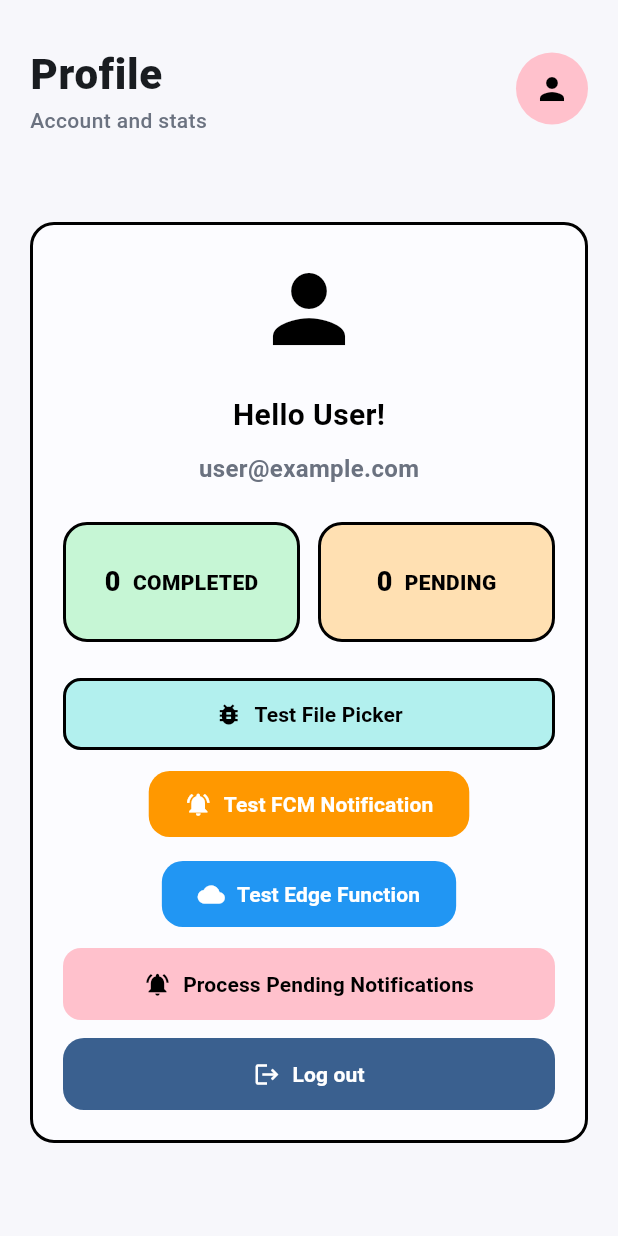
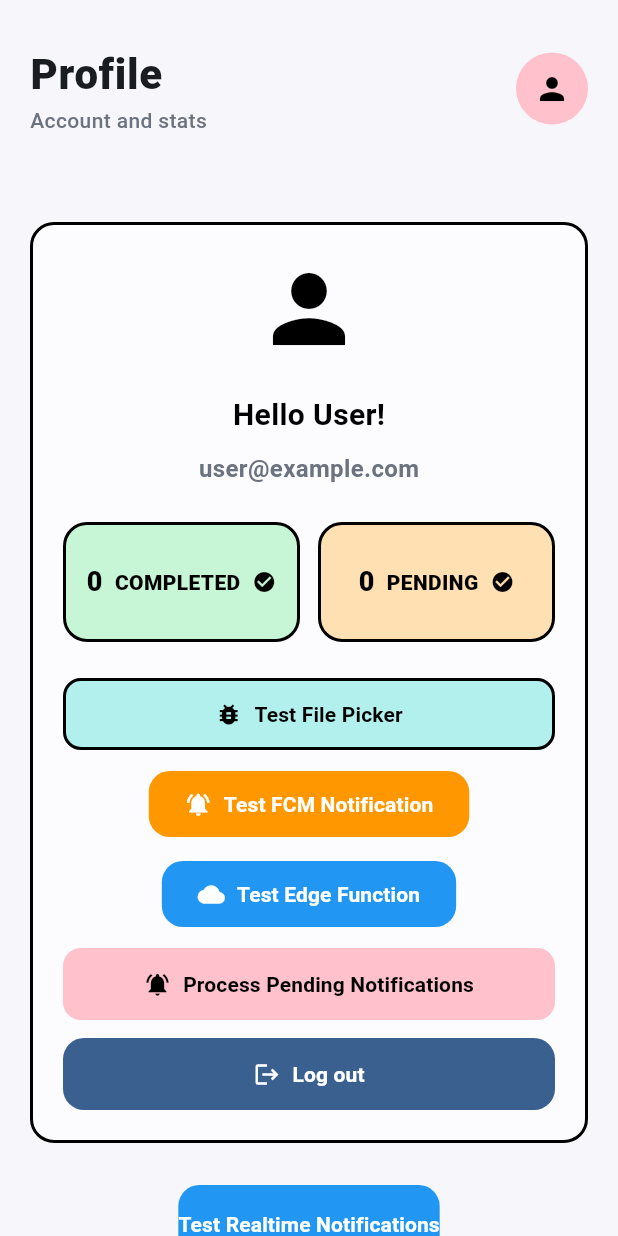
Before and after one commit to LDrago-zae/buildables_neu_todo, a Flutter app: the ProfileTab widget shown alone on an empty page, opened directly with empty values, on a phone screen of 412 x 824 dp. Run offline on Flutter 3.47's test engine with Material 3 defaults, Android fonts, the phone set to English and light mode, and no system bars; our stand-ins replace connectivity_plus, drift, file_picker, firebase_core, firebase_messaging, fl_chart and 7 more; missing offline and left inert: mapbox_maps_flutter, sqlite3; accounts and stored records are empty; generated files the repository leaves out were written again; network calls fail.

```diff
--- a/lib/views/home/profile_tab.dart
+++ b/lib/views/home/profile_tab.dart
@@ -361,10 +361,53 @@ class ProfileTab extends StatelessWidget {
                 ),
               ),
             ),
+            const SizedBox(height: 12),
+            Padding(
+              padding: const EdgeInsets.all(16),
+              child: ElevatedButton(
+                onPressed: () => _testRealtimeNotifications(context),
+                style: ElevatedButton.styleFrom(
+                  backgroundColor: Colors.blue,
+                  padding: const EdgeInsets.symmetric(vertical: 16),
+                ),
+                child: const Text(
+                  'Test Realtime Notifications',
+                  style: TextStyle(
+                    color: Colors.white,
+                    fontWeight: FontWeight.w600,
+                  ),
+                ),
+              ),
+            ),
           ],
         ),
       ),
     );
+  }
+
+  Future<void> _testRealtimeNotifications(BuildContext context) async {
+    try {
+      _showSnackBar(context, 'Testing realtime notifications...', Colors.blue);
+
+      if (taskController == null) {
+        _showSnackBar(context, 'TaskController not available', Colors.red);
+        return;
+      }
+
+      final result = await taskController!.testRealtimeNotifications();
+
+      if (result['success'] == true) {
+        _showSnackBar(
+          context,
+          'Test sent! Check console for realtime callback.',
+          Colors.green,
+        );
+      } else {
+        _showSnackBar(context, 'Test failed: ${result['error']}', Colors.red);
+      }
+    } catch (e) {
+      _showSnackBar(context, 'Error: $e', Colors.red);
+    }
   }
 
   void _showLoadingSnackBar(BuildContext context, String message) {
@@ -529,6 +572,8 @@ class _StatPill extends StatelessWidget {
               label.toUpperCase(),
               style: const TextStyle(fontWeight: FontWeight.w900),
             ),
+            const SizedBox(width: 8),
+            Icon(Icons.check_circle, size: 16, color: Colors.black),
           ],
         ),
       ),
```
Also changed, not shown: lib/views/home/home_tab.dart (+39 -4 lines), lib/views/home/shared_tab.dart (+44 -0 lines).
